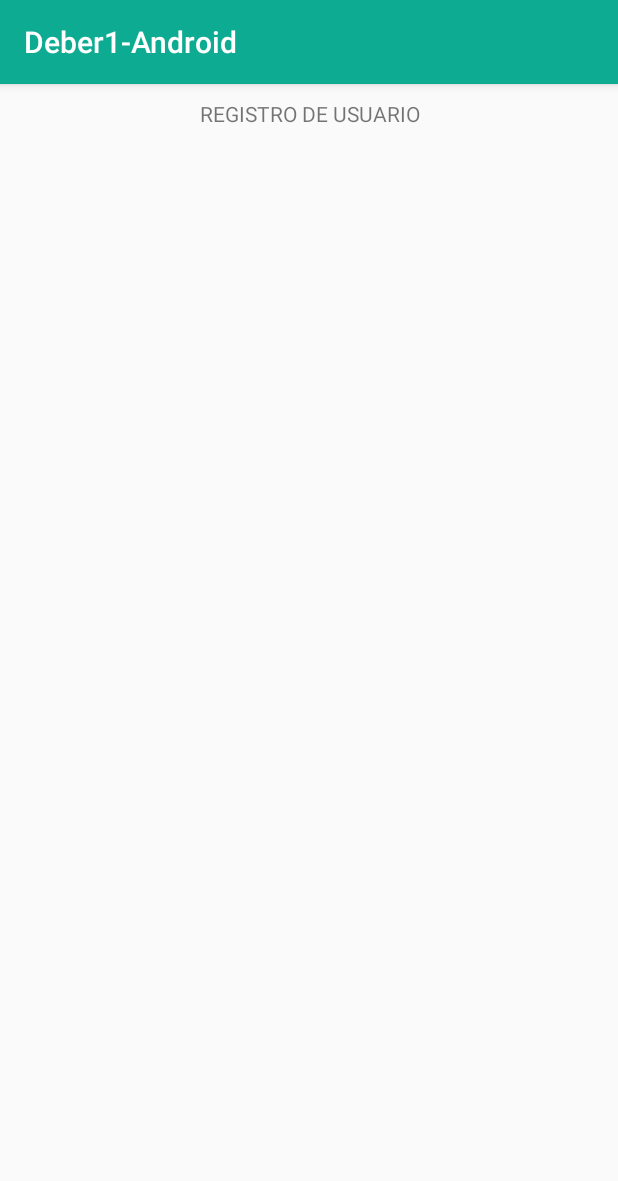
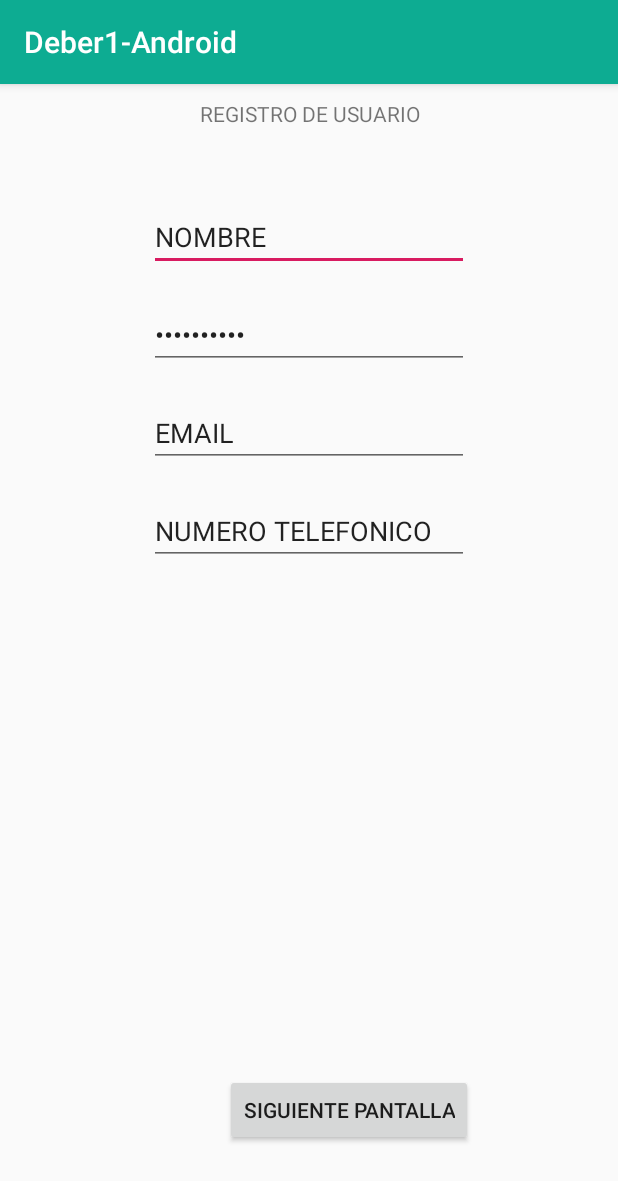
Before and after one commit to 2018-B-GR2-AplicacionesMoviles/canacuan-pasquel-kevin-fernando, an Android app: the RegistroUsuario screen opened directly, with no data from a screen before it, on a phone screen of 412 x 824 dp. Shown: the top 1181 px of the screen. Run offline under Robolectric (Android 15) with nearby library versions, the phone set to English and light mode, and no system bars.

Commit message:
Deber -- cambios finales

```diff
--- a/02.1-androidDeber/app/src/main/res/layout/activity_registro_usuario.xml
+++ b/02.1-androidDeber/app/src/main/res/layout/activity_registro_usuario.xml
@@ -15,13 +15,51 @@
             android:layout_marginEnd="7dp"
             app:layout_constraintStart_toStartOf="parent" android:layout_marginStart="8dp"
             android:layout_marginTop="10dp" app:layout_constraintTop_toTopOf="parent"/>
-    <ImageView
+    <EditText
             android:layout_width="wrap_content"
-            android:layout_height="wrap_content" tools:srcCompat="@tools:sample/avatars"
-            android:id="@+id/imageView" android:layout_marginTop="8dp"
-            app:layout_constraintTop_toBottomOf="@+id/registroUsuario_txtV_cabecera"
-            app:layout_constraintBottom_toBottomOf="parent" android:layout_marginBottom="8dp"
-            app:layout_constraintEnd_toEndOf="parent" android:layout_marginEnd="8dp"
-            app:layout_constraintStart_toStartOf="parent" android:layout_marginStart="8dp"
-            android:visibility="visible"/>
+            android:layout_height="wrap_content"
+            android:inputType="textPersonName"
+            android:text="NOMBRE"
+            android:ems="10"
+            android:id="@+id/editText_nombre" android:layout_marginTop="50dp"
+            app:layout_constraintTop_toBottomOf="@+id/registroUsuario_txtV_cabecera" android:layout_marginEnd="8dp"
+            app:layout_constraintEnd_toEndOf="parent" android:layout_marginStart="8dp"
+            app:layout_constraintStart_toStartOf="parent"/>
+    <EditText
+            android:layout_width="wrap_content"
+            android:layout_height="wrap_content"
+            android:inputType="textPassword"
+            android:ems="10"
+            android:id="@+id/editText2_password" android:text="CONTRASEÑA"
+            app:layout_constraintTop_toBottomOf="@+id/editText_nombre" android:layout_marginEnd="8dp"
+            app:layout_constraintEnd_toEndOf="parent" android:layout_marginStart="8dp"
+            app:layout_constraintStart_toStartOf="parent" android:layout_marginTop="20dp"/>
+    <EditText
+            android:layout_width="wrap_content"
+            android:layout_height="wrap_content"
+            android:inputType="textEmailAddress"
+            android:ems="10"
+            android:id="@+id/editText3_email" android:text="EMAIL" android:layout_marginEnd="8dp"
+            app:layout_constraintEnd_toEndOf="parent" android:layout_marginStart="8dp"
+            app:layout_constraintStart_toStartOf="parent" android:layout_marginTop="20dp"
+            app:layout_constraintTop_toBottomOf="@+id/editText2_password"/>
+    <EditText
+            android:layout_width="wrap_content"
+            android:layout_height="wrap_content"
+            android:inputType="phone"
+            android:ems="10"
+            android:id="@+id/editText4_telefono"
+            android:text="NUMERO TELEFONICO" android:layout_marginTop="20dp"
+            app:layout_constraintTop_toBottomOf="@+id/editText3_email" android:layout_marginEnd="8dp"
+            app:layout_constraintEnd_toEndOf="parent" android:layout_marginStart="8dp"
+            app:layout_constraintStart_toStartOf="parent"/>
+    <Button
+            android:text="SIGUIENTE PANTALLA"
+            android:layout_width="wrap_content"
+            android:layout_height="wrap_content"
+            android:id="@+id/button_siguienteRegCliente" app:layout_constraintEnd_toEndOf="parent"
+            android:layout_marginEnd="8dp"
+            app:layout_constraintStart_toStartOf="parent" android:layout_marginStart="150dp"
+            android:layout_marginBottom="60dp" app:layout_constraintBottom_toBottomOf="parent"
+            app:layout_constraintHorizontal_bias="0.0"/>
 </android.support.constraint.ConstraintLayout>
--- /dev/null
+++ b/02.1-androidDeber/app/src/main/res/values-es-rEC-land/colores.xml
@@ -0,0 +1,6 @@
+<?xml version="1.0" encoding="utf-8"?>
+<resources>
+    <color name="colorPrimary">#003785</color>
+    <color name="colorPrimaryDark">#095700</color>
+    <color name="colorAccent">#d8d81b</color>
+</resources>
--- /dev/null
+++ b/02.1-androidDeber/app/src/main/res/values-es-rEC-land/texto.xml
@@ -0,0 +1,4 @@
+<?xml version="1.0" encoding="utf-8"?>
+<resources>
+    <string name="textoPrincipal">Hola q hace</string>
+</resources>
--- /dev/null
+++ b/02.1-androidDeber/app/src/main/res/values-es-rEC-port/texto.xml
@@ -0,0 +1,4 @@
+<?xml version="1.0" encoding="utf-8"?>
+<resources>
+    <string name="textoPrincipal">Hola mundo</string>
+</resources>
--- a/02.1-androidDeber/app/src/main/res/values/strings.xml
+++ b/02.1-androidDeber/app/src/main/res/values/strings.xml
@@ -1,3 +1,4 @@
 <resources>
     <string name="app_name">Deber1-Android</string>
+    <string name="title_activity_direccion_cliente_maps">Map</string>
 </resources>
--- /dev/null
+++ b/02.1-androidDeber/app/src/main/res/values/texto.xml
@@ -0,0 +1,4 @@
+<?xml version="1.0" encoding="utf-8"?>
+<resources>
+    <string name="textoPrincipal">Hello World!</string>
+</resources>
```
Also changed, not shown: 02.1-androidDeber/app/src/debug/res/values/google_maps_api.xml (added, +24 -0 lines), 02.1-androidDeber/app/src/main/AndroidManifest.xml (+29 -0 lines), 02.1-androidDeber/app/src/main/java/com/example/kfc0_/deber1_android/ComprarActivity.kt (added, +40 -0 lines), 02.1-androidDeber/app/src/main/java/com/example/kfc0_/deber1_android/ComprarTotalActivity.kt (added, +25 -0 lines), 02.1-androidDeber/app/src/main/java/com/example/kfc0_/deber1_android/DireccionCLienteMapsActivity.kt (added, +43 -0 lines), 02.1-androidDeber/app/src/main/java/com/example/kfc0_/deber1_android/MainActivity.kt (+20 -0 lines), 02.1-androidDeber/app/src/main/java/com/example/kfc0_/deber1_android/RegistroCliente2Activity.kt (added, +39 -0 lines), 02.1-androidDeber/app/src/main/java/com/example/kfc0_/deber1_android/RegistroUsuario.kt (+17 -0 lines), 02.1-androidDeber/app/src/main/res/layout/activity_comprar.xml (added, +129 -0 lines), 02.1-androidDeber/app/src/main/res/layout/activity_comprar_total.xml (added, +34 -0 lines), 02.1-androidDeber/app/src/main/res/layout/activity_direccion_cliente_maps.xml (added, +9 -0 lines), 02.1-androidDeber/app/src/main/res/layout/activity_main.xml (+4 -3 lines), 02.1-androidDeber/app/src/main/res/layout/activity_registro_cliente2.xml (added, +65 -0 lines), 1 other file.
